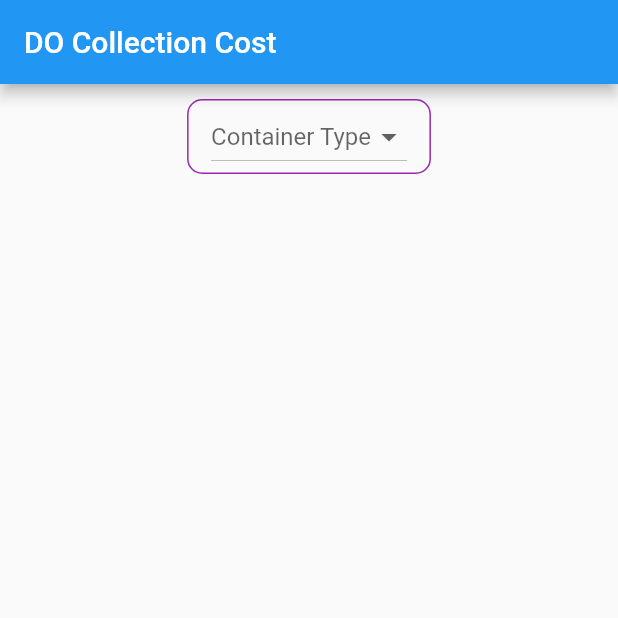
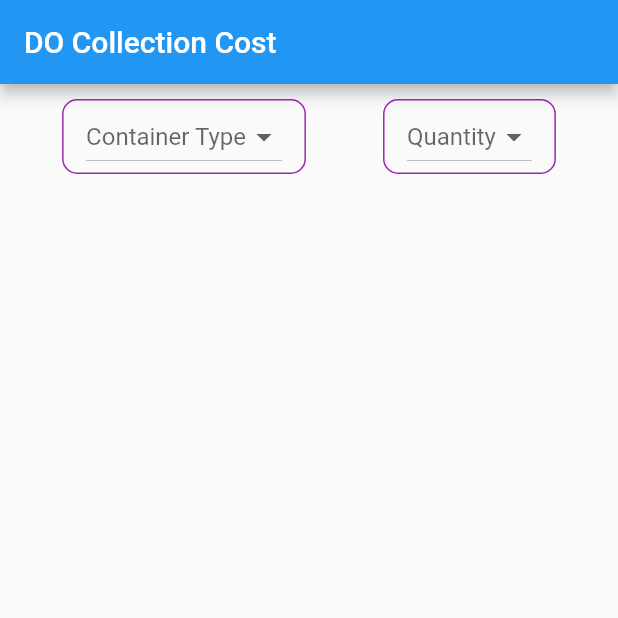
Before and after one commit to IshtiaqAhmadRion/phoenix_do_payment, a Flutter app: the screen it shows after launch, on a phone screen of 412 x 824 dp, the top half of it. Run offline on Flutter 3.47's test engine with Material 2 defaults, Android fonts, the light colour scheme and no system bars.

Commit message:
Quantity dropdown added

```diff
--- a/lib/containerDetails.dart
+++ b/lib/containerDetails.dart
@@ -16,7 +16,6 @@ class _ContainerDetailsState extends State<ContainerDetails> {
         //1st Row
         Row(
           mainAxisAlignment: MainAxisAlignment.spaceEvenly,
-
           children: [
             //Row Padding
             Padding(
@@ -24,10 +23,7 @@ class _ContainerDetailsState extends State<ContainerDetails> {
               child: Container(
                 decoration: buildBoxDecoration(),
                 padding: EdgeInsets.only(left: 15, right: 15),
-
                 child: DropdownButton(
-
-
                   hint: Text(
                     "Container Type",
                   ),
@@ -35,7 +31,6 @@ class _ContainerDetailsState extends State<ContainerDetails> {
                   onChanged: (newValue) {
                     setState(() {
                       type = newValue;
-
                     });
                   },
                   items: size.map((sizeItem) {
@@ -48,20 +43,55 @@ class _ContainerDetailsState extends State<ContainerDetails> {
                     );
                   }).toList(),
                 ),
+
               ),
+
             ),
+          //Quantity in first row
+          Padding(
+              padding: const EdgeInsets.all(10.0),
+              child: Container(
+                decoration: buildBoxDecoration(),
+                padding: EdgeInsets.only(left: 15, right: 15),
+                child: DropdownButton(
+                  hint: Text(
+                    "Quantity",
+                  ),
+                  value: type,
+                  onChanged: (newValue) {
+                    setState(() {
+                      type = newValue;
+                    });
+                  },
+                  items: size.map((sizeItem) {
+                    return DropdownMenuItem(
+                      value: sizeItem,
+                      child: Text(
+                        sizeItem,
+                        textAlign: TextAlign.center,
+                      ),
+                    );
+                  }).toList(),
+                ),
+
+              ),
+
+            ),
+
+
           ],
         ),
       ],
     );
   }
+
 //Extared Method
   BoxDecoration buildBoxDecoration() {
     return BoxDecoration(
-                border: Border.all(
-                    color: Colors.purple,
-                  ),
-                  borderRadius: BorderRadius.circular(10),
-                  );
+      border: Border.all(
+        color: Colors.purple,
+      ),
+      borderRadius: BorderRadius.circular(10),
+    );
   }
 }
```
